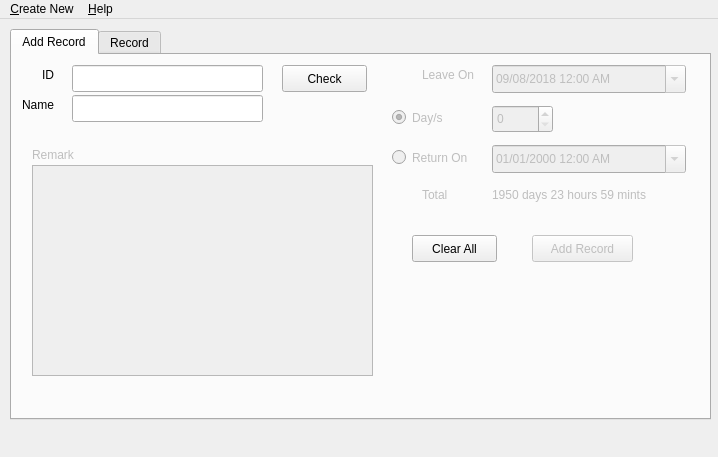
The window that mainwindow.ui (Weemy96/slms) describes before a commit, drawn with Qt 5.
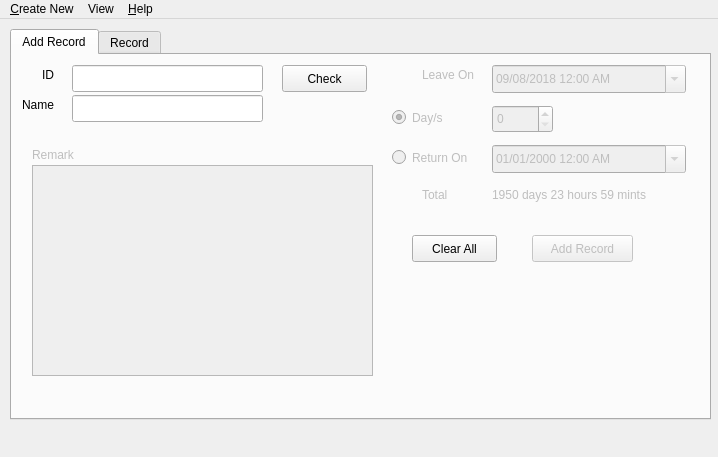
The same window after the commit.

The edit to the form file:
```diff
--- a/mainwindow.ui
+++ b/mainwindow.ui
@@ -426,7 +426,14 @@
     <addaction name="actionHow_to_use"/>
     <addaction name="actionAbout_F12"/>
    </widget>
+   <widget class="QMenu" name="menuView">
+    <property name="title">
+     <string>View</string>
+    </property>
+    <addaction name="actionFind"/>
+   </widget>
    <addaction name="menuCe"/>
+   <addaction name="menuView"/>
    <addaction name="menuAbout"/>
   </widget>
   <action name="menu_CreateNewEmployee">
```
Left out of the diff: 8 changed lines with no effect on the pictures.
